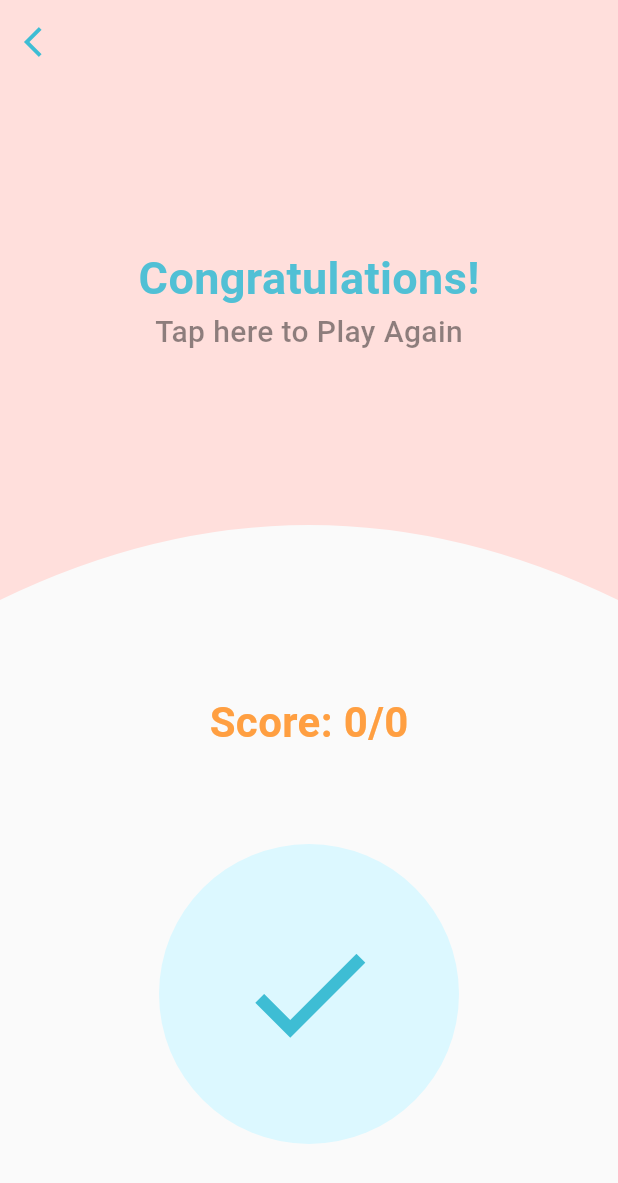
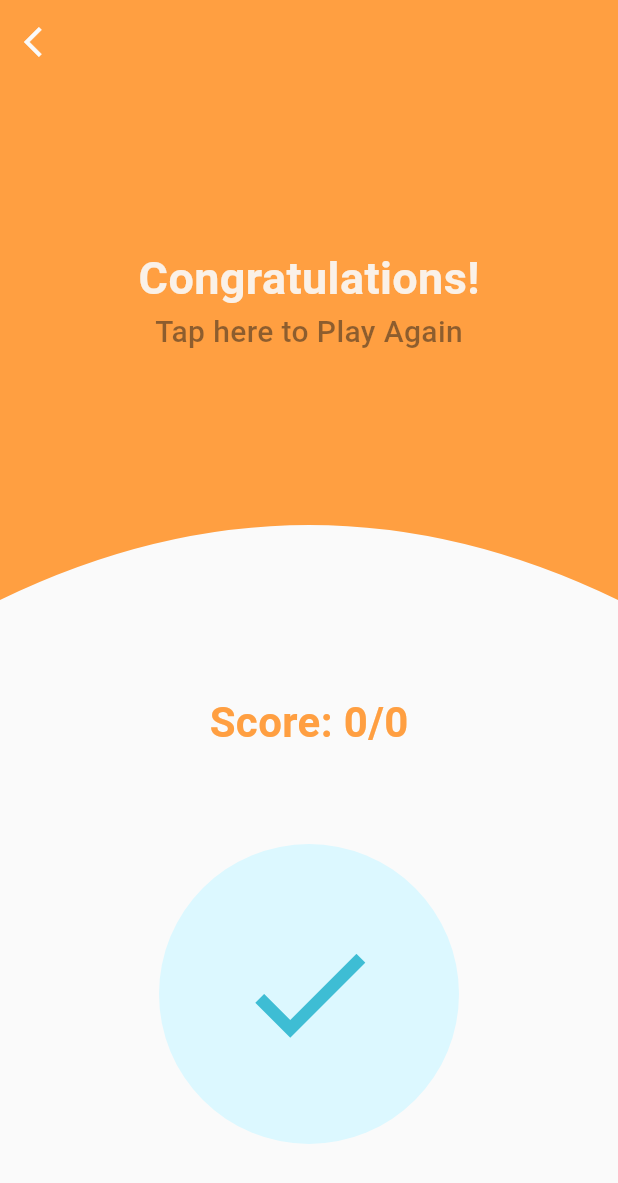
Before and after one commit to s4nk37/komodotrivia, a Flutter app: the QuizEndScreen screen opened by its route, on a phone screen of 412 x 824 dp. Shown: the top 1183 px of the screen. Run offline on Flutter 3.47's test engine with Material 3 defaults, Android fonts, the phone set to English and light mode, and no system bars; our stand-ins replace dio, html_unescape, shared_preferences, shimmer; accounts and stored records are empty.

Commit message:
Stored theme and scores on device.

```diff
--- a/lib/ui/screens/quiz/question_screen.dart
+++ b/lib/ui/screens/quiz/question_screen.dart
@@ -1,6 +1,5 @@
 import 'package:flutter/material.dart';
 import 'package:flutter/services.dart';
-import 'package:komodotrivia/utils/theme.dart';
 import 'package:provider/provider.dart';
 import 'package:shimmer/shimmer.dart';
 
@@ -10,6 +9,7 @@ import '../../../utils/constants/layout_constants.dart';
 import '../../../utils/constants/colors_constants.dart';
 import '../../../utils/constants/strings_constants.dart';
 import '../../../utils/routes.dart';
+import '../../../utils/theme.dart';
 import 'mcq_question.dart';
 
 class QuestionScreen extends StatefulWidget {
--- a/lib/ui/screens/quiz/quiz_end_screen.dart
+++ b/lib/ui/screens/quiz/quiz_end_screen.dart
@@ -30,7 +30,7 @@ class _QuizEndScreenState extends State<QuizEndScreen> {
         appBar: AppBar(
           backgroundColor: Colors.transparent,
           leading: GestureDetector(
-            child: const Icon(Icons.arrow_back_ios, color: AppColors.kBlueFont),
+            child: const Icon(Icons.arrow_back_ios, color: AppColors.kBgWhite),
             onTap: () {
               scoreProvider.updatePoints();
               Navigator.popUntil(context, (route) => route.isFirst);
@@ -51,7 +51,7 @@ class _QuizEndScreenState extends State<QuizEndScreen> {
                       Text(
                         Strings.kCongratulations,
                         style: TextStyle(
-                            color: AppColors.kBlueFont.withOpacity(0.9),
+                            color: AppColors.kBgWhite.withOpacity(0.9),
                             fontWeight: FontWeight.w700,
                             fontSize: 30),
                       ),
@@ -106,7 +106,7 @@ class _QuizEndScreenState extends State<QuizEndScreen> {
 class HeaderCurvedContainer extends CustomPainter {
   @override
   void paint(Canvas canvas, Size size) {
-    Paint paint = Paint()..color = AppColors.kRedBg;
+    Paint paint = Paint()..color = AppColors.kOrange;
     Path path = Path()
       ..relativeLineTo(0, 400)
       ..quadraticBezierTo(size.width / 2, 300.0, size.width, 400)
--- a/lib/utils/constants/strings_constants.dart
+++ b/lib/utils/constants/strings_constants.dart
@@ -1,5 +1,6 @@
 class Strings {
   static const String kHi = "Hi,";
+  static const String isDarkMode = "isDarkMode";
   static const String kLetsmakethisdayproductive =
       "Let's make this day productive!";
   static const String kRanking = "Ranking";
--- a/lib/utils/theme.dart
+++ b/lib/utils/theme.dart
@@ -2,6 +2,7 @@ import 'package:flutter/material.dart';
 
 import 'configs/app_config.dart';
 import 'constants/colors_constants.dart';
+import 'constants/strings_constants.dart';
 
 final ThemeData lightTheme = ThemeData(
   fontFamily: kAppFont,
@@ -11,6 +12,20 @@ final ThemeData lightTheme = ThemeData(
     backgroundColor: AppColors.kBgWhite,
     elevation: 0,
     iconTheme: IconThemeData(color: AppColors.kFontBlack),
+  ),
+  dialogTheme: const DialogTheme(
+    backgroundColor: AppColors.kBgWhite,
+    elevation: 0,
+    titleTextStyle: TextStyle(
+      color: AppColors.kFontBlack,
+      fontSize: 20,
+      fontWeight: FontWeight.w700,
+    ),
+    contentTextStyle: TextStyle(
+      color: AppColors.kFontBlack,
+      fontSize: 16,
+      fontWeight: FontWeight.w400,
+    ),
   ),
   iconTheme: const IconThemeData(color: AppColors.kFontBlack),
   canvasColor: AppColors.kBgWhite,
@@ -41,6 +56,20 @@ final ThemeData darkTheme = ThemeData(
     elevation: 0,
     iconTheme: IconThemeData(color: AppColors.kFontWhite),
   ),
+  dialogTheme: const DialogTheme(
+    backgroundColor: AppColors.kBgWhite,
+    elevation: 0,
+    titleTextStyle: TextStyle(
+      color: AppColors.kFontBlack,
+      fontSize: 20,
+      fontWeight: FontWeight.w700,
+    ),
+    contentTextStyle: TextStyle(
+      color: AppColors.kFontBlack,
+      fontSize: 16,
+      fontWeight: FontWeight.w400,
+    ),
+  ),
   iconTheme: const IconThemeData(color: AppColors.kFontWhite),
   canvasColor: AppColors.kBgBlack,
   colorScheme: const ColorScheme.dark(
@@ -68,9 +97,19 @@ class ThemeProvider extends ChangeNotifier {
 
   ThemeData get currentTheme => _isDarkTheme ? darkTheme : lightTheme;
 
+  ThemeProvider() {
+    getThemeAtInit();
+  }
+
+  getThemeAtInit() async {
+    _isDarkTheme = prefs.getBool(Strings.isDarkMode) ?? false;
+    notifyListeners();
+  }
+
   void toggleTheme() {
     _isDarkTheme = !_isDarkTheme;
     print("Theme changed to: ${_isDarkTheme ? 'Dark' : 'Light'}");
+    prefs.setBool(Strings.isDarkMode, _isDarkTheme);
     notifyListeners();
   }
 }
```
Also changed, not shown: lib/providers/score_provider.dart (+25 -0 lines).
